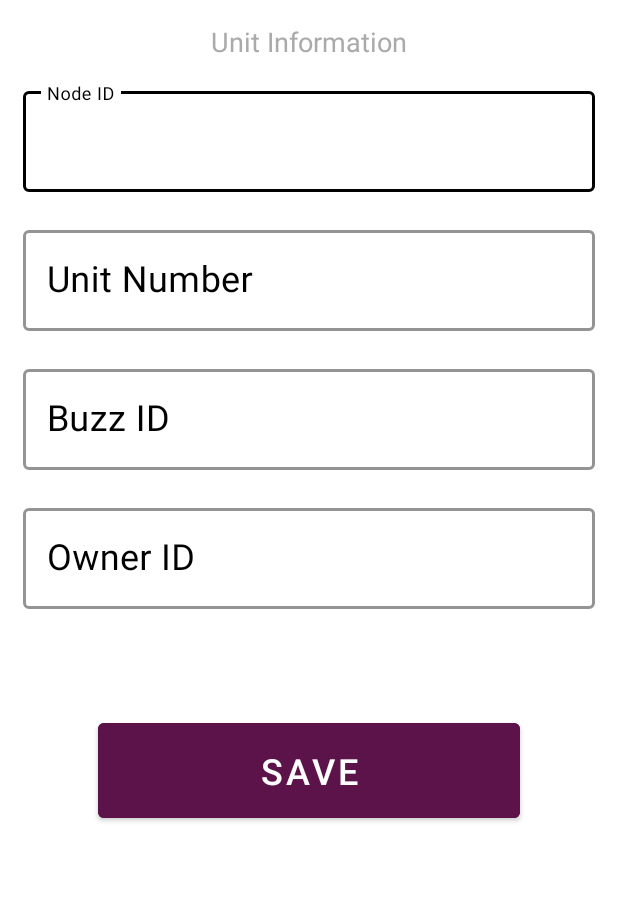
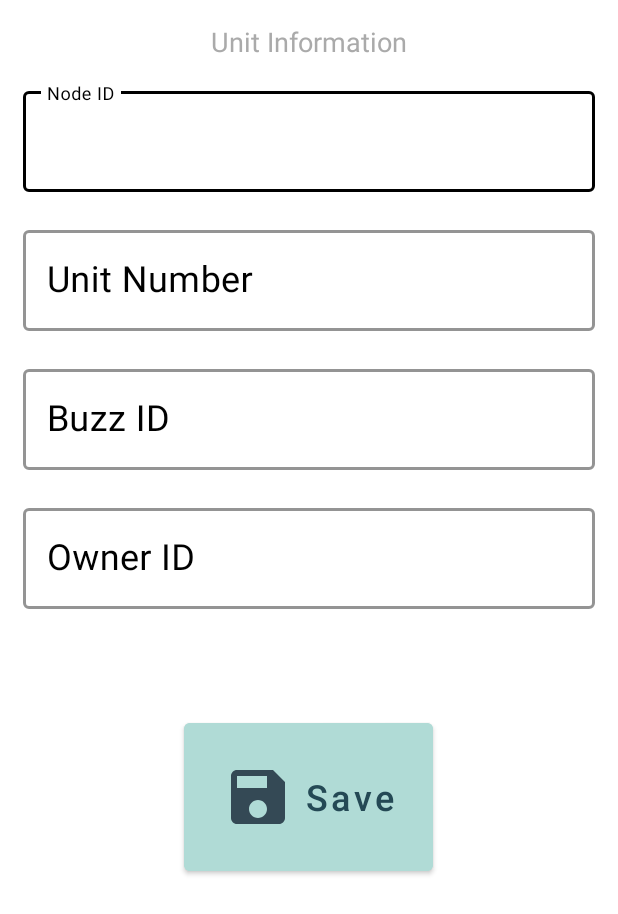
Before and after one commit to Amin397/SmartHome, an Android app: the layout unit_info_layout.xml on its own in the app's theme, with its tools: preview values and no code run, on a phone screen of 412 x 824 dp. Shown: the top 914 px of the screen. Run offline under Robolectric (Android 15) with nearby library versions, the phone set to English and light mode, and no system bars.

```diff
--- a/app/src/main/res/drawable/ic_save_black_24dp.xml
+++ b/app/src/main/res/drawable/ic_save_black_24dp.xml
@@ -4,6 +4,6 @@
         android:viewportWidth="24.0"
         android:viewportHeight="24.0">
     <path
-        android:fillColor="#FF000000"
+        android:fillColor="#344955"
         android:pathData="M17,3L5,3c-1.11,0 -2,0.9 -2,2v14c0,1.1 0.89,2 2,2h14c1.1,0 2,-0.9 2,-2L21,7l-4,-4zM12,19c-1.66,0 -3,-1.34 -3,-3s1.34,-3 3,-3 3,1.34 3,3 -1.34,3 -3,3zM15,9L5,9L5,5h10v4z"/>
 </vector>
--- a/app/src/main/res/layout/unit_info_layout.xml
+++ b/app/src/main/res/layout/unit_info_layout.xml
@@ -117,19 +117,23 @@
         </com.google.android.material.textfield.TextInputLayout>
 
         <Button
-            android:text="Save"
+            android:text="@string/save_settings"
+            android:elevation="5dp"
+            android:drawableLeft="@drawable/ic_save_black_24dp"
+            android:id="@+id/btn_save_unit_info_id"
             android:textAlignment="center"
             android:layout_below="@id/l_edittext_4"
             android:textSize="24sp"
-            android:backgroundTint="#5c1349"
+            android:gravity="center"
+            android:textAllCaps="false"
+            android:textColor="#244955"
+            android:backgroundTint="@color/colorPrimary"
             android:layout_marginTop="50dp"
-            android:layout_width="match_parent"
-            android:padding="15dp"
-            android:layout_marginStart="50dp"
-            android:layout_marginEnd="50dp"
+            android:layout_centerHorizontal="true"
+            android:layout_width="wrap_content"
+            android:padding="25dp"
             android:layout_height="wrap_content"/>
 
     </RelativeLayout>
 
-
 </LinearLayout>
--- a/app/src/main/res/values/strings.xml
+++ b/app/src/main/res/values/strings.xml
@@ -63,5 +63,6 @@
     <string name="unit_num">Unit Number</string>
     <string name="buzz_id">Buzz ID</string>
     <string name="owner_id">Owner ID</string>
+    <string name="save_settings">Save</string>
 
 </resources>
```
